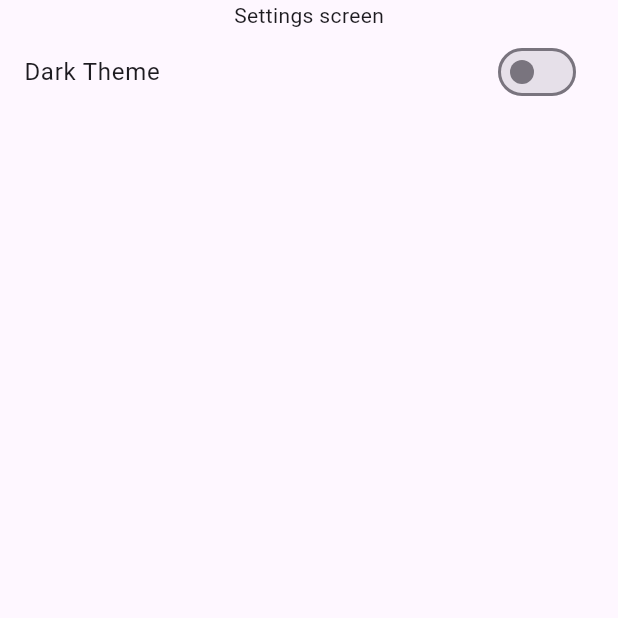
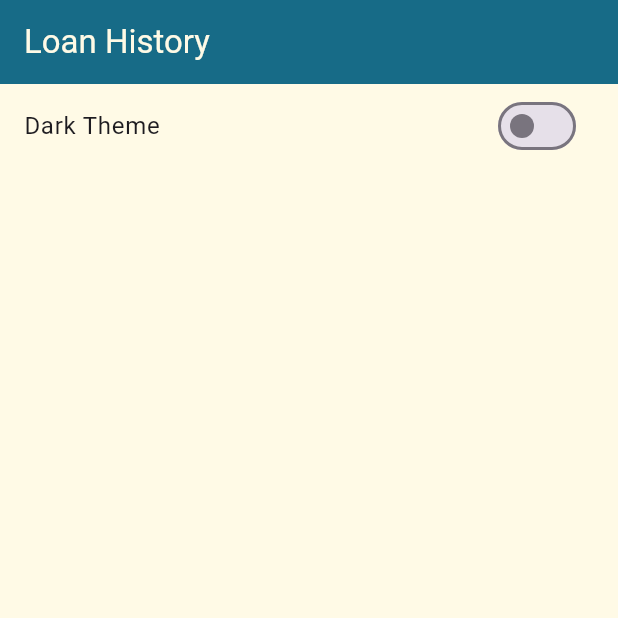
Before and after one commit to gmulonga/quicloan, a Flutter app: the Settings screen opened directly, on a phone screen of 412 x 824 dp, the top half of it. Run offline on Flutter 3.47's test engine with Material 3 defaults, Android fonts, the phone set to English and light mode, and no system bars.

Commit message:
build: adding dark theme to settings screen

```diff
--- a/lib/Screens/Client/LoanHistory.dart
+++ b/lib/Screens/Client/LoanHistory.dart
@@ -2,6 +2,8 @@ import 'package:flutter/material.dart';
 import 'package:quicloan/Constants.dart';
 import 'package:quicloan/Components/ReusableTile.dart';
 import 'package:quicloan/Components/InfoDialog.dart';
+import 'package:quicloan/theme_notifier.dart';
+import 'package:provider/provider.dart';
 
 class LoanHistory extends StatefulWidget {
   @override
@@ -11,6 +13,7 @@ class LoanHistory extends StatefulWidget {
 class _LoanHistoryState extends State<LoanHistory> {
   @override
   Widget build(BuildContext context) {
+    final themeNotifier = Provider.of<ThemeNotifier>(context);
     return Scaffold(
       appBar: AppBar(
         title: Text(
@@ -19,7 +22,7 @@ class _LoanHistoryState extends State<LoanHistory> {
         ),
         backgroundColor: kNavyBlue,
       ),
-      backgroundColor: kCream,
+      backgroundColor: themeNotifier.isDark ? kDarkBlue : kCream,
       body: SafeArea(
         child: ListView(
           children: [
--- a/lib/Screens/Client/Payment.dart
+++ b/lib/Screens/Client/Payment.dart
@@ -3,6 +3,8 @@ import 'package:quicloan/Constants.dart';
 import 'package:quicloan/Components/CustomButton.dart';
 import 'package:quicloan/Components/InputField.dart';
 import 'package:quicloan/Components/MessageHandler.dart';
+import 'package:quicloan/theme_notifier.dart';
+import 'package:provider/provider.dart';
 
 class PaymentScreen extends StatefulWidget {
   @override
@@ -15,6 +17,7 @@ class _PaymentScreenState extends State<PaymentScreen> {
 
   @override
   Widget build(BuildContext context) {
+    final themeNotifier = Provider.of<ThemeNotifier>(context);
     return Scaffold(
       appBar: AppBar(
         title: Text(
@@ -23,7 +26,7 @@ class _PaymentScreenState extends State<PaymentScreen> {
         ),
         backgroundColor: kNavyBlue,
       ),
-      backgroundColor: kCream,
+      backgroundColor: themeNotifier.isDark ? kDarkBlue : kCream,
       body: Center(
         child: ListView(
           shrinkWrap: true,
--- a/lib/Screens/Settings.dart
+++ b/lib/Screens/Settings.dart
@@ -14,13 +14,17 @@ class _SettingsState extends State<Settings> {
     final themeNotifier = Provider.of<ThemeNotifier>(context);
 
     return Scaffold(
-      // backgroundColor: themeNotifier.isDark ? kNavyBlue : kCream,
+      appBar: AppBar(
+        title: Text(
+          'Loan History',
+          style: TextStyle(color: kCream),
+        ),
+        backgroundColor: kNavyBlue,
+      ),
+      backgroundColor: themeNotifier.isDark ? kDarkBlue : kCream,
       body: SafeArea(
         child: ListView(
           children: [
-            Center(
-              child: Text('Settings screen'),
-            ),
             SwitchListTile(
               title: Text('Dark Theme'),
               value: themeNotifier.isDark,
```
Also changed, not shown: lib/Components/ReusableTile.dart (+2 -8 lines).
